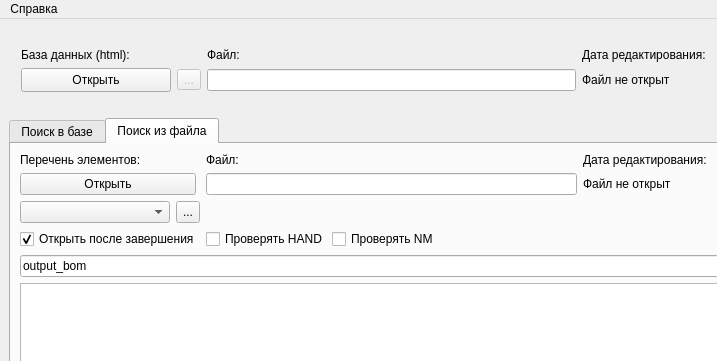
Old version of the form form.ui in the repository nekriS/searchBASE; both pictures show x 0 to 717 and y 0 to 361 of the 881 by 670 pixel window.
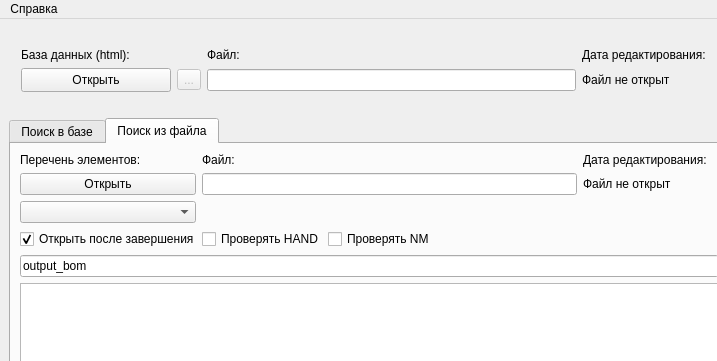
New version of the form. Icons and pictures are not drawn.

Commit message: fix(gui): delete button near config set

Patch:
```diff
--- a/form.ui
+++ b/form.ui
@@ -390,7 +390,16 @@
        </attribute>
        <layout class="QVBoxLayout" name="verticalLayout">
         <item>
-         <layout class="QGridLayout" name="gridLayout_4">
+         <layout class="QGridLayout" name="gridLayout_4" rowstretch="0,0,0,0,0,0,0,0,0" columnstretch="0,1,1,1,1,1,1">
+          <property name="sizeConstraint">
+           <enum>QLayout::SetDefaultConstraint</enum>
+          </property>
+          <property name="topMargin">
+           <number>0</number>
+          </property>
+          <property name="spacing">
+           <number>6</number>
+          </property>
           <item row="0" column="5" colspan="2">
            <widget class="QLabel" name="label_6">
             <property name="text">
@@ -398,6 +407,28 @@
             </property>
            </widget>
           </item>
+          <item row="6" column="0" colspan="2">
+           <widget class="QCheckBox" name="openfile">
+            <property name="sizePolicy">
+             <sizepolicy hsizetype="Minimum" vsizetype="Fixed">
+              <horstretch>0</horstretch>
+              <verstretch>0</verstretch>
+             </sizepolicy>
+            </property>
+            <property name="maximumSize">
+             <size>
+              <width>176</width>
+              <height>16777215</height>
+             </size>
+            </property>
+            <property name="text">
+             <string>Открыть после завершения</string>
+            </property>
+            <property name="checked">
+             <bool>true</bool>
+            </property>
+           </widget>
+          </item>
           <item row="1" column="2" colspan="3">
            <widget class="QLineEdit" name="linePass1">
             <property name="sizePolicy">
@@ -417,46 +448,14 @@
             </property>
            </widget>
           </item>
-          <item row="1" column="5" colspan="2">
-           <widget class="QLabel" name="datePass1">
-            <property name="sizePolicy">
-             <sizepolicy hsizetype="Maximum" vsizetype="Preferred">
-              <horstretch>0</horstretch>
-              <verstretch>0</verstretch>
-             </sizepolicy>
-            </property>
-            <property name="minimumSize">
-             <size>
-              <width>278</width>
-              <height>0</height>
-             </size>
-            </property>
+          <item row="7" column="6">
+           <widget class="QPushButton" name="checkButton">
             <property name="text">
-             <string>Файл не открыт</string>
+             <string>Проверить</string>
             </property>
            </widget>
           </item>
-          <item row="0" column="0" colspan="2">
-           <widget class="QLabel" name="label_2">
-            <property name="text">
-             <string>Перечень элементов:</string>
-            </property>
-           </widget>
-          </item>
-          <item row="5" column="2">
-           <widget class="QCheckBox" name="checkhand">
-            <property name="maximumSize">
-             <size>
-              <width>120</width>
-              <height>16777215</height>
-             </size>
-            </property>
-            <property name="text">
-             <string>Проверять HAND</string>
-            </property>
-           </widget>
-          </item>
-          <item row="5" column="3" colspan="2">
+          <item row="6" column="3" colspan="2">
            <widget class="QCheckBox" name="checknm">
             <property name="sizePolicy">
              <sizepolicy hsizetype="Preferred" vsizetype="Fixed">
@@ -469,21 +468,14 @@
             </property>
            </widget>
           </item>
-          <item row="7" column="0" colspan="7">
-           <widget class="QTextEdit" name="logblock">
-            <property name="readOnly">
-             <bool>true</bool>
-            </property>
-           </widget>
-          </item>
-          <item row="6" column="0" colspan="6">
-           <widget class="QLineEdit" name="nameOutput">
+          <item row="0" column="2" colspan="3">
+           <widget class="QLabel" name="label_4">
             <property name="text">
-             <string>output_bom</string>
+             <string>Файл:</string>
             </property>
            </widget>
           </item>
-          <item row="5" column="5" colspan="2">
+          <item row="6" column="5" colspan="2">
            <spacer name="horizontalSpacer">
             <property name="orientation">
              <enum>Qt::Horizontal</enum>
@@ -496,46 +488,74 @@
             </property>
            </spacer>
           </item>
-          <item row="0" column="2" colspan="3">
-           <widget class="QLabel" name="label_4">
+          <item row="0" column="0" colspan="2">
+           <widget class="QLabel" name="label_2">
+            <property name="sizePolicy">
+             <sizepolicy hsizetype="Minimum" vsizetype="Preferred">
+              <horstretch>0</horstretch>
+              <verstretch>0</verstretch>
+             </sizepolicy>
+            </property>
+            <property name="minimumSize">
+             <size>
+              <width>176</width>
+              <height>0</height>
+             </size>
+            </property>
+            <property name="maximumSize">
+             <size>
+              <width>176</width>
+              <height>16777215</height>
+             </size>
+            </property>
             <property name="text">
-             <string>Файл:</string>
+             <string>Перечень элементов:</string>
             </property>
            </widget>
           </item>
-          <item row="5" column="0" colspan="2">
-           <widget class="QCheckBox" name="openfile">
+          <item row="6" column="2">
+           <widget class="QCheckBox" name="checkhand">
+            <property name="maximumSize">
+             <size>
+              <width>120</width>
+              <height>16777215</height>
+             </size>
+            </property>
             <property name="text">
-             <string>Открыть после завершения</string>
+             <string>Проверять HAND</string>
             </property>
-            <property name="checked">
+           </widget>
+          </item>
+          <item row="8" column="0" colspan="7">
+           <widget class="QTextEdit" name="logblock">
+            <property name="readOnly">
              <bool>true</bool>
             </property>
            </widget>
           </item>
-          <item row="6" column="6">
-           <widget class="QPushButton" name="checkButton">
+          <item row="7" column="0" colspan="6">
+           <widget class="QLineEdit" name="nameOutput">
             <property name="text">
-             <string>Проверить</string>
+             <string>output_bom</string>
             </property>
            </widget>
           </item>
-          <item row="2" column="0">
-           <widget class="QComboBox" name="preset_list"/>
-          </item>
-          <item row="2" column="1">
-           <widget class="QToolButton" name="toolButton_2">
-            <property name="enabled">
-             <bool>true</bool>
+          <item row="1" column="5" colspan="2">
+           <widget class="QLabel" name="datePass1">
+            <property name="sizePolicy">
+             <sizepolicy hsizetype="Maximum" vsizetype="Preferred">
+              <horstretch>0</horstretch>
+              <verstretch>0</verstretch>
+             </sizepolicy>
             </property>
             <property name="minimumSize">
              <size>
-              <width>22</width>
-              <height>22</height>
+              <width>278</width>
+              <height>0</height>
              </size>
             </property>
             <property name="text">
-             <string>...</string>
+             <string>Файл не открыт</string>
             </property>
            </widget>
           </item>
@@ -558,6 +578,16 @@
             </property>
            </widget>
           </item>
+          <item row="2" column="0" colspan="2">
+           <widget class="QComboBox" name="preset_list">
+            <property name="maximumSize">
+             <size>
+              <width>176</width>
+              <height>16777215</height>
+             </size>
+            </property>
+           </widget>
+          </item>
          </layout>
         </item>
        </layout>
```
The commit also changes 1 other file.
